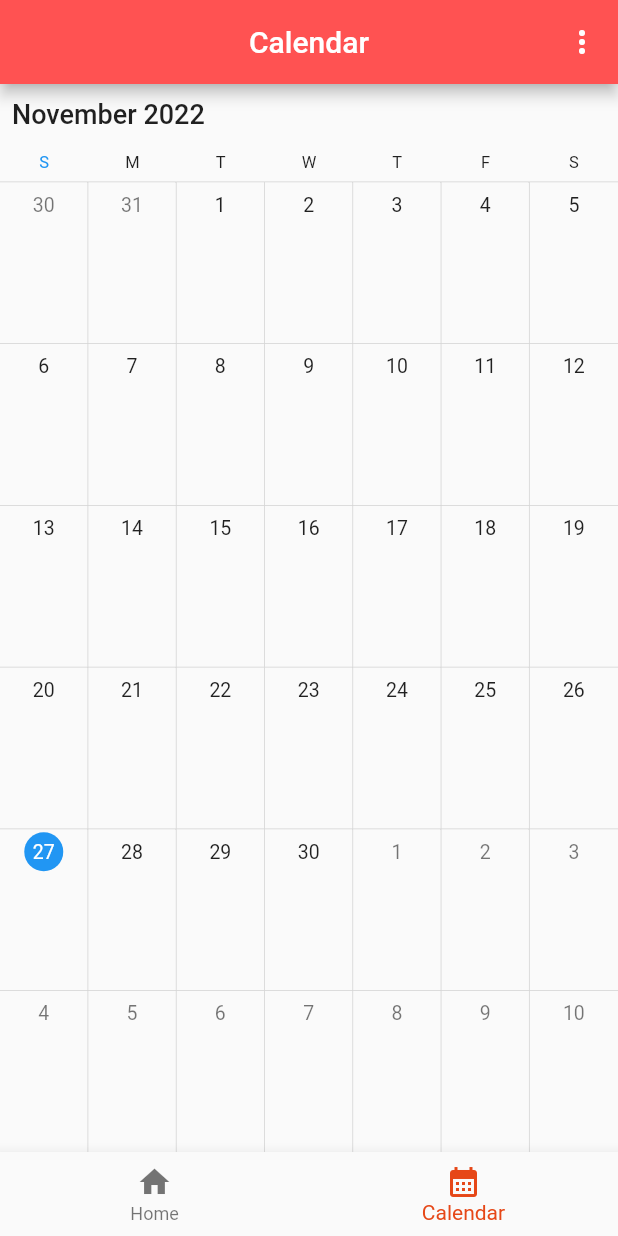
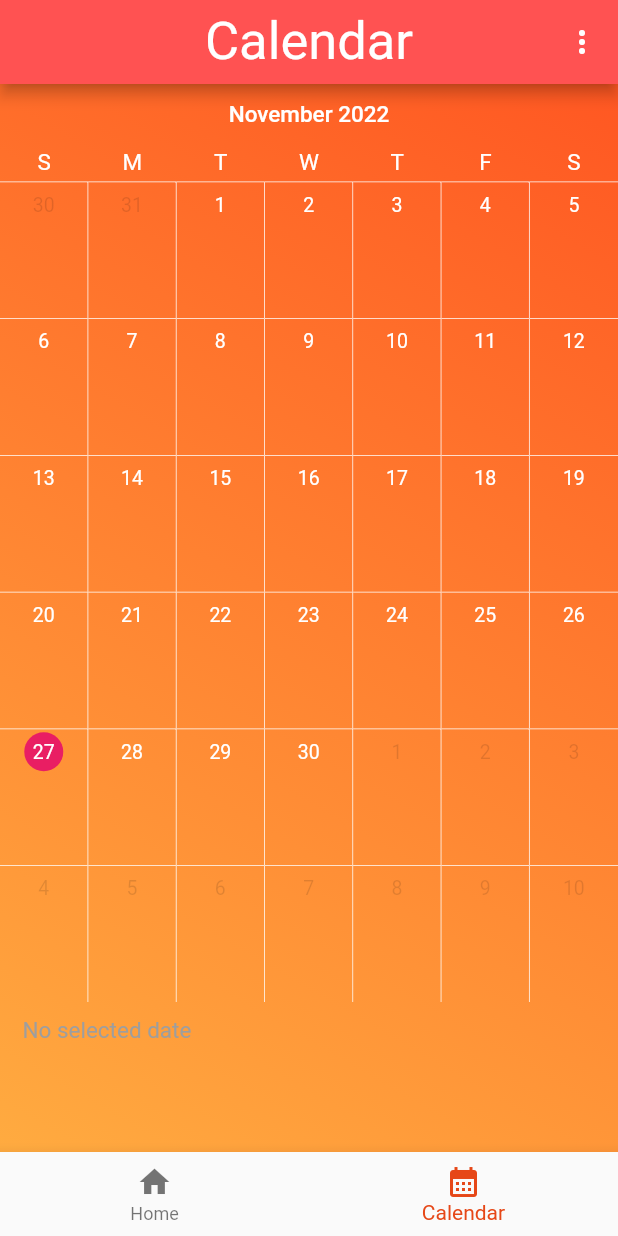
Before and after one commit to haydentinker/TheFermentationStation, a Flutter app: the screen it shows after launch, item 2 of the bottom bar chosen, on a phone screen of 412 x 824 dp. Run offline on Flutter 3.47's test engine with Material 2 defaults, Android fonts, the light colour scheme and no system bars; drawn by our look-alikes of syncfusion_flutter_calendar; our stand-ins replace sqflite; accounts and stored records are empty.

Commit message:
Making things look better
Updated the files to make everything look better. Calendar page now fits our theme a lot better.

```diff
--- a/fermentation/lib/main.dart
+++ b/fermentation/lib/main.dart
@@ -66,6 +66,7 @@ class _MyHomePageState extends State<MyApp> {
       home: Scaffold(
         appBar: AppBar(
           title: Text(_pageTitles[_currentIndex]),
+          titleTextStyle: const TextStyle(fontSize: 35),
           backgroundColor: Colors.redAccent,
           centerTitle: true,
           actions: [
--- a/fermentation/lib/widgets/calendar_page.dart
+++ b/fermentation/lib/widgets/calendar_page.dart
@@ -8,16 +8,47 @@ class CalendarPage extends StatelessWidget {
   late List entries = [];
   @override
   Widget build(BuildContext context) {
-    return SfCalendar(
-      view: CalendarView.month,
+    return Container(
+        decoration: const BoxDecoration(
+            gradient: LinearGradient(
+          begin: Alignment.bottomLeft,
+          end: Alignment.topRight,
+          colors: [
+            Colors.orangeAccent,
+            Colors.deepOrange,
+          ],
+        )),
+        child: SfCalendar(
+          selectionDecoration:
+              BoxDecoration(border: Border.all(color: Colors.red, width: 2)),
+          viewHeaderStyle: const ViewHeaderStyle(
+              dayTextStyle: TextStyle(color: Colors.white, fontSize: 15)),
+          headerStyle: const CalendarHeaderStyle(
+              textAlign: TextAlign.center,
+              textStyle: TextStyle(color: Colors.white, fontSize: 15)),
+          todayHighlightColor: Colors.pink,
+          cellBorderColor: Colors.white,
+          view: CalendarView.month,
+          dataSource: MeetingDataSource(_getDataSource()),
+          // by default the month appointment display mode set as Indicator, we can
+          // change the display mode as appointment using the appointment display
+          // mode property
 
-      dataSource: MeetingDataSource(_getDataSource()),
-      // by default the month appointment display mode set as Indicator, we can
-      // change the display mode as appointment using the appointment display
-      // mode property
-      monthViewSettings: const MonthViewSettings(
-          appointmentDisplayMode: MonthAppointmentDisplayMode.appointment),
-    );
+          monthViewSettings: const MonthViewSettings(
+            monthCellStyle: MonthCellStyle(
+                textStyle: TextStyle(color: Colors.white),
+                trailingDatesTextStyle: TextStyle(color: Colors.black12),
+                leadingDatesTextStyle: TextStyle(color: Colors.black12)),
+            appointmentDisplayCount: 2,
+            showAgenda: true,
+            agendaViewHeight: 100,
+            agendaStyle: AgendaStyle(
+                appointmentTextStyle: TextStyle(color: Colors.white),
+                dateTextStyle: TextStyle(color: Colors.white),
+                dayTextStyle: TextStyle(color: Colors.white),
+                placeholderTextStyle: TextStyle(color: Colors.black12)),
+          ),
+        ));
   }
 
   List<Meeting> _getDataSource() {
@@ -25,8 +56,9 @@ class CalendarPage extends StatelessWidget {
     final List<Meeting> meetings = <Meeting>[];
     entries.forEach((entry) {
       final DateTime today = DateTime.parse(entry["end"]);
-      final DateTime startTime = DateTime(today.year, today.month, today.day);
-      meetings.add(Meeting(entry["name"], startTime, Colors.redAccent));
+      final DateTime startTime =
+          DateTime(today.year, today.month, today.day, 9);
+      meetings.add(Meeting(entry["name"], startTime, Colors.pink));
     });
     return meetings;
   }
--- a/fermentation/lib/widgets/home_page.dart
+++ b/fermentation/lib/widgets/home_page.dart
@@ -16,7 +16,7 @@ class HomePage extends StatelessWidget {
           end: Alignment.topRight,
           colors: [
             Colors.deepOrange,
-            Colors.pink,
+            Colors.orangeAccent,
           ],
         )),
         child: ListView.builder(
```
